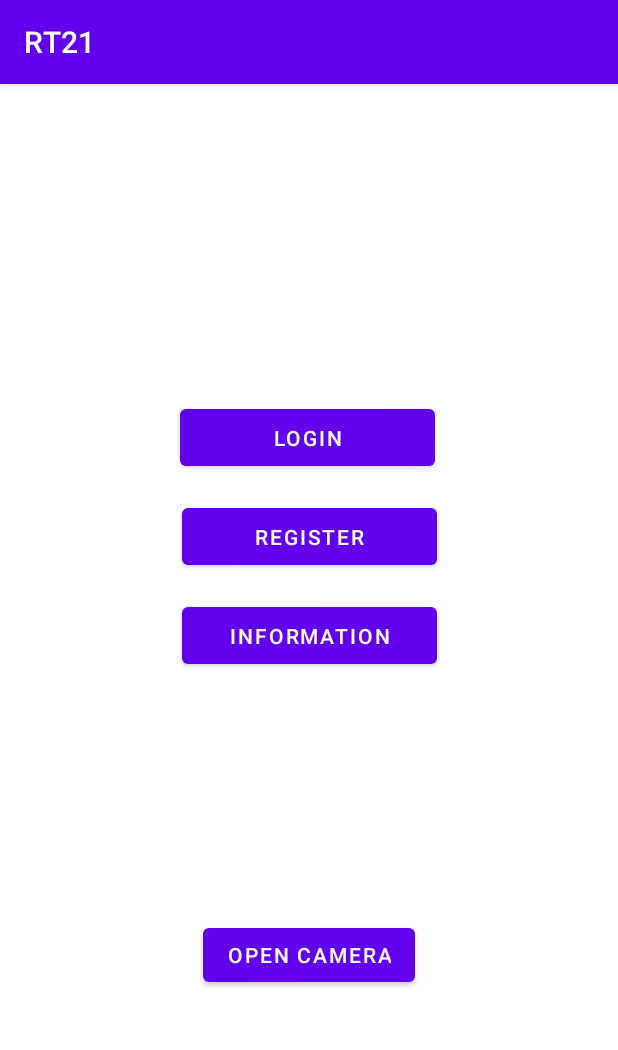
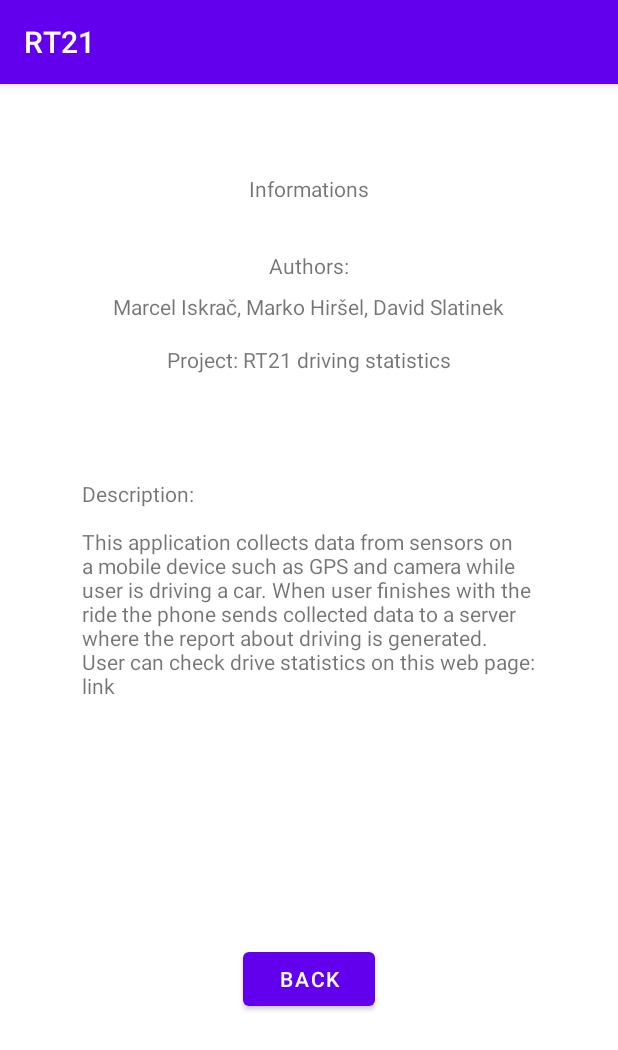
Before and after one commit to david-slatinek/rt21, an Android app: the screen it shows after launch (MainActivity before the commit, InfoActivity after it), after a tap on "INFORMATION", on a phone screen of 412 x 824 dp. Shown: the top 1050 px of the screen. Run offline under Robolectric (Android 15) with nearby library versions, the phone set to English and light mode, and no system bars; our stand-ins replace Timber.

Commit message:
Changed info page text

```diff
--- a/android-application/app/src/main/java/com/rt21/LoginActivity.java
+++ b/android-application/app/src/main/java/com/rt21/LoginActivity.java
@@ -41,7 +41,8 @@ public class LoginActivity extends AppCompatActivity {
         super.onCreate(savedInstanceState);
         setContentView(R.layout.activity_login);
 
-        app = (MyApplication) getApplication();
+        //problems with getApplication();
+        //app = (MyApplication) getApplication();
 
         txtTitle = findViewById(R.id.txtLoginRegisterTitle);
         txtName = findViewById(R.id.txtName);
--- a/android-application/app/src/main/java/com/rt21/MainActivity.java
+++ b/android-application/app/src/main/java/com/rt21/MainActivity.java
@@ -39,10 +39,9 @@ public class MainActivity extends AppCompatActivity {
         startActivityForResult(i, LoginActivity.ACTIVITY_ID);
     }
 
-    // needs implementation
     public void onClickOpenInfo(View view) {
-        //Intent i = new Intent(getBaseContext(), InfoActivity.class);
-        //startActivity(i);
+        Intent i = new Intent(getBaseContext(), InfoActivity.class);
+        startActivity(i);
     }
 
     public void onClickOpenCamera(View view) {
@@ -62,9 +61,7 @@ public class MainActivity extends AppCompatActivity {
                     Timber.i("Received: %s which is Login code.", data.getExtras().get(LoginActivity.RESULT_VAL));
                 }
 
-                // needs implementation
-                //Intent i = new Intent(getBaseContext(), ShowLocations.class);
-                //startActivityForResult(i, ShowLocations.ACTIVITY_ID);
+                //TODO - open activity containing user profile, how many km he drove and how many road signs he passed
             }
         }
         // needs implementation
--- a/android-application/app/src/main/java/com/rt21/MyApplication.java
+++ b/android-application/app/src/main/java/com/rt21/MyApplication.java
@@ -1,7 +1,6 @@
 package com.rt21;
 
 import android.app.Application;
-
 
 import timber.log.Timber;
 
@@ -16,6 +15,5 @@ public class MyApplication extends Application {
         }
         Timber.tag("My application");
         Timber.d("Application created");
-
     }
 }
--- a/android-application/app/src/main/res/layout/activity_info.xml
+++ b/android-application/app/src/main/res/layout/activity_info.xml
@@ -21,7 +21,7 @@
         android:layout_width="wrap_content"
         android:layout_height="wrap_content"
         android:layout_marginTop="32dp"
-        android:text="Author: Marcel Iskrač"
+        android:text="Authors:"
         app:layout_constraintEnd_toEndOf="parent"
         app:layout_constraintStart_toStartOf="parent"
         app:layout_constraintTop_toBottomOf="@+id/textView2" />
@@ -30,11 +30,11 @@
         android:id="@+id/textView8"
         android:layout_width="wrap_content"
         android:layout_height="wrap_content"
-        android:layout_marginTop="24dp"
-        android:text="Project: UPORA second application in Android and Java"
+        android:layout_marginTop="16dp"
+        android:text="Project: RT21 driving statistics"
         app:layout_constraintEnd_toEndOf="parent"
         app:layout_constraintStart_toStartOf="parent"
-        app:layout_constraintTop_toBottomOf="@+id/textView7" />
+        app:layout_constraintTop_toBottomOf="@+id/textView3" />
 
     <TextView
         android:id="@+id/textView9"
@@ -42,7 +42,7 @@
         android:layout_height="199dp"
         android:layout_marginTop="60dp"
         android:padding="10dp"
-        android:text="Description:\n\nIn this application user can find interesting geological location that other users visited and shared the location with others. The initial user can hit a treasure in that area and give other users a tip how to fined it. Others can post a comment for that location, so others can see if it is worth visiting."
+        android:text="Description:\n\nThis application collects data from sensors on a mobile device such as GPS and camera while user is driving a car. When user finishes with the ride the phone sends collected data to a server where the report about driving is generated.\nUser can check drive statistics on this web page: link"
         app:layout_constraintEnd_toEndOf="parent"
         app:layout_constraintStart_toStartOf="parent"
         app:layout_constraintTop_toBottomOf="@+id/textView8" />
@@ -59,4 +59,14 @@
         app:layout_constraintStart_toStartOf="parent"
         app:layout_constraintTop_toBottomOf="@+id/textView9"
         app:layout_constraintVertical_bias="0.29000002" />
+
+    <TextView
+        android:id="@+id/textView3"
+        android:layout_width="wrap_content"
+        android:layout_height="wrap_content"
+        android:layout_marginTop="8dp"
+        android:text="Marcel Iskrač, Marko Hiršel, David Slatinek"
+        app:layout_constraintEnd_toEndOf="parent"
+        app:layout_constraintStart_toStartOf="parent"
+        app:layout_constraintTop_toBottomOf="@+id/textView7" />
 </androidx.constraintlayout.widget.ConstraintLayout>
--- a/android-application/app/src/main/res/layout/activity_login.xml
+++ b/android-application/app/src/main/res/layout/activity_login.xml
@@ -11,7 +11,7 @@
         android:layout_width="wrap_content"
         android:layout_height="wrap_content"
         android:layout_marginTop="60dp"
-        android:text="\@string"
+        android:text="Title"
         app:layout_constraintEnd_toEndOf="parent"
         app:layout_constraintHorizontal_bias="0.498"
         app:layout_constraintStart_toStartOf="parent"
```
Also changed, not shown: android-application/app/src/main/AndroidManifest.xml (+10 -1 lines).
